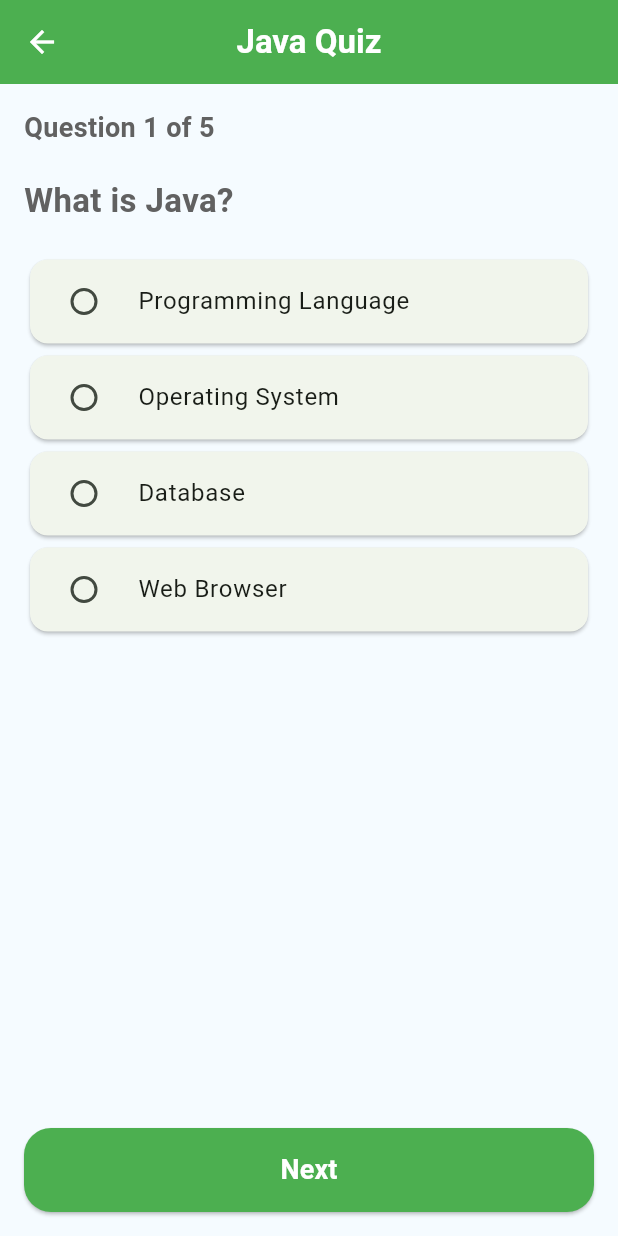
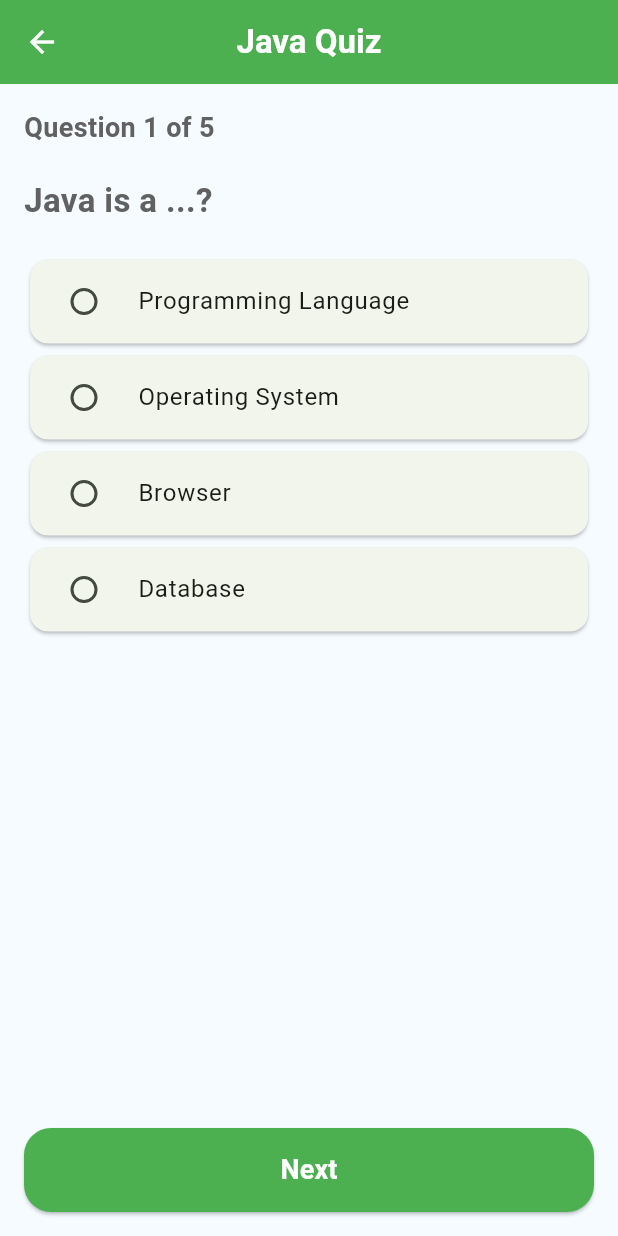
Before and after one commit to hamidabbas08-ux/learning_hero, a Flutter app: the QuizScreen screen opened directly, after a tap on "Next", on a phone screen of 412 x 824 dp. Run offline on Flutter 3.47's test engine with Material 3 defaults, Android fonts, the phone set to English and light mode, and no system bars.

Commit message:
Connect quiz screen with java quiz data

```diff
--- a/lib/features/quiz/screens/quiz_screen.dart
+++ b/lib/features/quiz/screens/quiz_screen.dart
@@ -1,4 +1,5 @@
 import 'package:flutter/material.dart';
+import '../data/java_quiz.dart';
 
 class QuizScreen extends StatefulWidget {
   const QuizScreen({super.key});
@@ -8,17 +9,13 @@ class QuizScreen extends StatefulWidget {
 }
 
 class _QuizScreenState extends State<QuizScreen> {
+  int currentQuestion = 0;
   int selectedOption = -1;
-
-  final List<String> options = [
-    "Programming Language",
-    "Operating System",
-    "Database",
-    "Web Browser",
-  ];
 
   @override
   Widget build(BuildContext context) {
+    final question = javaQuiz[currentQuestion];
+
     return Scaffold(
       appBar: AppBar(
         title: const Text("Java Quiz"),
@@ -29,28 +26,28 @@ class _QuizScreenState extends State<QuizScreen> {
         child: Column(
           crossAxisAlignment: CrossAxisAlignment.start,
           children: [
-            const Text(
-              "Question 1 of 5",
-              style: TextStyle(
+            Text(
+              "Question ${currentQuestion + 1} of ${javaQuiz.length}",
+              style: const TextStyle(
                 fontSize: 18,
                 fontWeight: FontWeight.bold,
               ),
             ),
             const SizedBox(height: 20),
-            const Text(
-              "What is Java?",
-              style: TextStyle(
+            Text(
+              question.question,
+              style: const TextStyle(
                 fontSize: 22,
                 fontWeight: FontWeight.bold,
               ),
             ),
             const SizedBox(height: 20),
-            ...List.generate(options.length, (index) {
+            ...List.generate(question.options.length, (index) {
               return Card(
                 child: RadioListTile<int>(
                   value: index,
                   groupValue: selectedOption,
-                  title: Text(options[index]),
+                  title: Text(question.options[index]),
                   onChanged: (value) {
                     setState(() {
                       selectedOption = value!;
@@ -63,8 +60,21 @@ class _QuizScreenState extends State<QuizScreen> {
             SizedBox(
               width: double.infinity,
               child: ElevatedButton(
-                onPressed: () {},
-                child: const Text("Next"),
+                onPressed: () {
+                  if (selectedOption == -1) return;
+
+                  if (currentQuestion < javaQuiz.length - 1) {
+                    setState(() {
+                      currentQuestion++;
+                      selectedOption = -1;
+                    });
+                  }
+                },
+                child: Text(
+                  currentQuestion == javaQuiz.length - 1
+                      ? "Finish"
+                      : "Next",
+                ),
               ),
             ),
           ],
```
